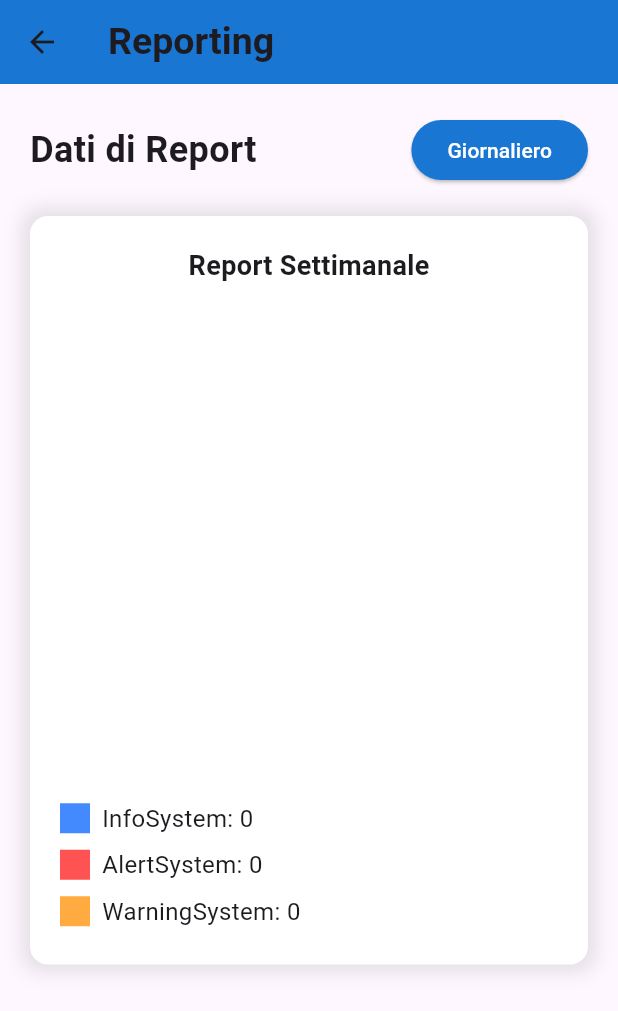
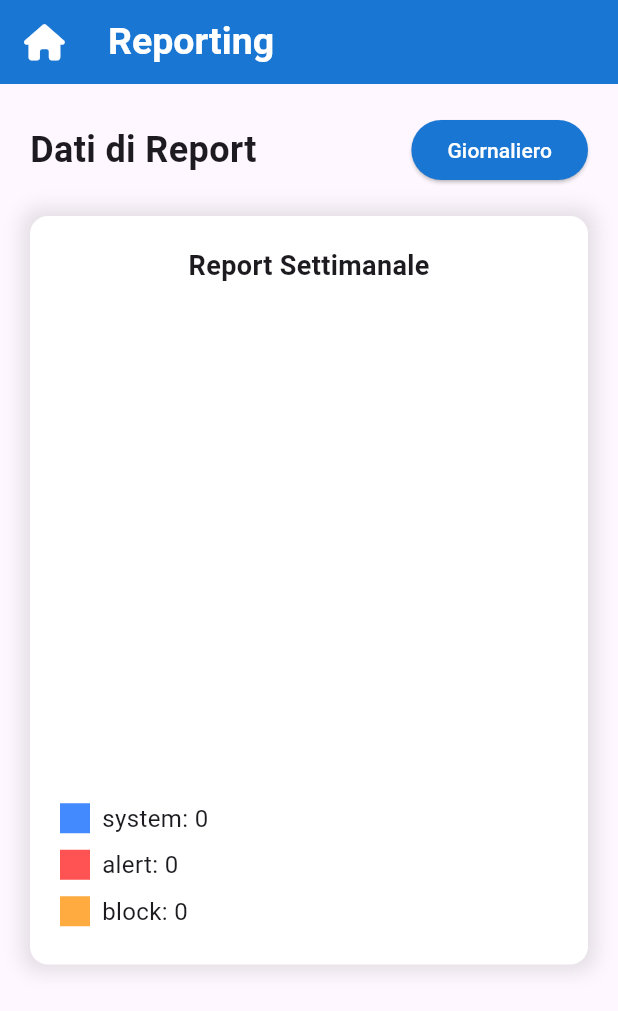
Before and after one commit to DefNet-Enterprise-Mobile-Application/EMAD2024-25-_DefNet-Front-End, a Flutter app: the ReportScreen screen opened directly with empty values, after a tap on "Settimanale", on a phone screen of 412 x 824 dp. Shown: the top 1011 px of the screen. Run offline on Flutter 3.47's test engine with Material 3 defaults, Android fonts, the phone set to English and light mode, and no system bars; drawn by our look-alikes of fl_chart; our stand-ins replace curved_navigation_bar, flutter_dotenv, flutter_secure_storage, flutter_svg, font_awesome_flutter, get_it and 5 more; missing offline and left inert: network_info_plus, ping_discover_network_forked, wifi_iot; accounts and stored records are empty; network calls fail.

Commit message:
update screens
- update view of QR Code Wifi
- Add Style for Logo and icons inserted in
- Add Style for Reporting and icons inserted in

```diff
--- a/lib/screens/Home/wifi_qr_screen.dart
+++ b/lib/screens/Home/wifi_qr_screen.dart
@@ -84,12 +84,14 @@ class _WifiQRScreenState extends State<WifiQRScreen> {
           style: TextStyle(
             fontWeight: FontWeight.bold,
             fontSize: 24,
+            color: Colors.white
           ),
         ),
         backgroundColor: Colors.blue.shade700,
         leading: IconButton(
           icon: const Icon(
             FontAwesomeIcons.house, // Usa l'icona di FontAwesome
+            color: Colors.white,
           ),
           onPressed: () {
             // Torna alla pagina precedente senza creare una nuova istanza
--- a/lib/screens/Report/report_screen.dart
+++ b/lib/screens/Report/report_screen.dart
@@ -1,5 +1,7 @@
 import 'package:flutter/material.dart';
 import 'package:fl_chart/fl_chart.dart';
+import 'package:font_awesome_flutter/font_awesome_flutter.dart';
+import 'package:intl/intl.dart'; // Per formattare la data
 import 'package:http/http.dart' as http;
 import 'dart:convert';
 
@@ -13,8 +15,9 @@ class ReportScreen extends StatefulWidget {
 
 class _ReportScreenState extends State<ReportScreen> {
   bool isDailyReport = true;
+  bool _isLoading = false;
   List<dynamic> notifications = [];
-  Map<String, int> reportData = {'InfoSystem': 0, 'AlertSystem': 0, 'WarningSystem': 0};
+  Map<String, int> reportData = {'system': 0, 'alert': 0, 'block': 0};
 
   @override
   void initState() {
@@ -23,30 +26,63 @@ class _ReportScreenState extends State<ReportScreen> {
   }
 
   Future<void> _fetchReports() async {
-    String backendUrl = 'http://192.168.1.5:8000/report/daily';
+    setState(() {
+      _isLoading = true; // Inizia il caricamento
+    });
+
+    // Generazione della data nel formato richiesto (YYYY-MM-DD)
+    String today = DateFormat('yyyy-MM-dd').format(DateTime.now());
+
+    // Se è settimanale, calcoliamo la data di 7 giorni fa
+    String sevenDaysAgo = DateFormat('yyyy-MM-dd')
+        .format(DateTime.now().subtract(const Duration(days: 7)));
+
+    String backendUrl = isDailyReport
+        ? 'http://10.71.71.1:8000/report/daily?date=$today'
+        : 'http://10.71.71.1:8000/report/weekly?start_date=$sevenDaysAgo&end_date=$today';
 
     try {
       final response = await http.get(Uri.parse(backendUrl));
 
-      print("Stato risposta: ${response.statusCode}");
-      print("Corpo risposta: ${response.body}");
-
       if (response.statusCode == 200) {
         final data = json.decode(response.body);
-        setState(() {
-          notifications = data['notifiche'] ?? [];
-          reportData = {
-            'InfoSystem': data['notifiche'].firstWhere((item) => item['tipo'] == 'InfoSystem')['count'] ?? 0,
-            'AlertSystem': data['notifiche'].firstWhere((item) => item['tipo'] == 'AlertSystem')['count'] ?? 0,
-            'WarningSystem': data['notifiche'].firstWhere((item) => item['tipo'] == 'WarningSystem')['count'] ?? 0,
-          };
-        });
+
+        if (data['notifiche'] is List) {
+          List<dynamic> notifiche = data['notifiche'];
+
+          setState(() {
+            notifications = notifiche;
+
+            // Estrazione dei conteggi in modo sicuro
+            reportData = {
+              'system': notifiche.firstWhere(
+                (item) => item['tipo'] == 'system',
+                orElse: () => {'count': 0},
+              )['count'],
+              'alert': notifiche.firstWhere(
+                (item) => item['tipo'] == 'alert',
+                orElse: () => {'count': 0},
+              )['count'],
+              'block': notifiche.firstWhere(
+                (item) => item['tipo'] == 'block',
+                orElse: () => {'count': 0},
+              )['count'],
+            };
+          });
+        } else {
+          print("Formato JSON non valido");
+        }
       } else {
-        print("Errore nella richiesta: ${response.statusCode}");
+        print(
+            "Errore nella richiesta: ${response.statusCode} - ${response.body}");
       }
     } catch (e) {
       print("Errore di connessione: $e");
     }
+
+    setState(() {
+      _isLoading = false; // Termina il caricamento
+    });
   }
 
   @override
@@ -54,10 +90,20 @@ class _ReportScreenState extends State<ReportScreen> {
     return Scaffold(
       appBar: AppBar(
         title: const Text(
-          'Reporting',
-          style: TextStyle(fontWeight: FontWeight.bold, fontSize: 25),
+          "Reporting",
+          style: TextStyle(fontWeight: FontWeight.bold, fontSize: 25, color: Colors.white),
         ),
         backgroundColor: Colors.blue.shade700,
+        leading: IconButton(
+          icon: const Icon(
+            FontAwesomeIcons.house, // Usa l'icona di FontAwesome
+            color: Colors.white,
+          ),
+          onPressed: () {
+            // Torna alla pagina precedente senza creare una nuova istanza
+            Navigator.pop(context);
+          },
+        ),
       ),
       body: SingleChildScrollView(
         child: Padding(
@@ -72,11 +118,11 @@ class _ReportScreenState extends State<ReportScreen> {
                     style: TextStyle(fontSize: 24, fontWeight: FontWeight.bold),
                   ),
                   ElevatedButton(
-                    onPressed: () {
+                    onPressed: () async {
                       setState(() {
                         isDailyReport = !isDailyReport;
                       });
-                      _fetchReports();
+                      await _fetchReports();
                     },
                     style: ElevatedButton.styleFrom(
                       backgroundColor: Colors.blue.shade700,
@@ -92,7 +138,27 @@ class _ReportScreenState extends State<ReportScreen> {
                 ],
               ),
               const SizedBox(height: 20),
-              _buildGraphSection(),
+
+              // Mostra il caricamento durante la richiesta dei dati
+              _isLoading
+                  ? Padding(
+                      padding: const EdgeInsets.symmetric(vertical: 50),
+                      child: Column(
+                        children: [
+                          const CircularProgressIndicator(
+                            color: Colors.blue,
+                            strokeWidth: 5.0,
+                          ),
+                          const SizedBox(height: 20),
+                          Text(
+                            "Caricamento dei report...",
+                            style: TextStyle(
+                                fontSize: 18, color: Colors.blue.shade700),
+                          ),
+                        ],
+                      ),
+                    )
+                  : _buildGraphSection(), // Mostra il grafico solo se i dati sono caricati
             ],
           ),
         ),
@@ -117,22 +183,31 @@ class _ReportScreenState extends State<ReportScreen> {
               PieChartData(
                 sections: [
                   PieChartSectionData(
-                    value: reportData['InfoSystem']!.toDouble(),
-                    color: Colors.blueAccent,
+                    value: reportData['system']!.toDouble(),
+                    color: Colors.greenAccent,
                     radius: 60,
-                    titleStyle: const TextStyle(fontSize: 14, fontWeight: FontWeight.bold,color: Colors.blueAccent),
+                    titleStyle: const TextStyle(
+                        fontSize: 14,
+                        fontWeight: FontWeight.bold,
+                        color: Colors.blueAccent),
                   ),
                   PieChartSectionData(
-                    value: reportData['AlertSystem']!.toDouble(),
+                    value: reportData['alert']!.toDouble(),
+                    color: Colors.orangeAccent,
+                    radius: 60,
+                    titleStyle: const TextStyle(
+                        fontSize: 14,
+                        fontWeight: FontWeight.bold,
+                        color: Colors.redAccent),
+                  ),
+                  PieChartSectionData(
+                    value: reportData['block']!.toDouble(),
                     color: Colors.redAccent,
                     radius: 60,
-                    titleStyle: const TextStyle(fontSize: 14, fontWeight: FontWeight.bold, color: Colors.redAccent),
-                  ),
-                  PieChartSectionData(
-                    value: reportData['WarningSystem']!.toDouble(),
-                    color: Colors.orangeAccent,
-                    radius: 60,
-                    titleStyle: const TextStyle(fontSize: 14, fontWeight: FontWeight.bold, color: Colors.orangeAccent),
+                    titleStyle: const TextStyle(
+                        fontSize: 14,
+                        fontWeight: FontWeight.bold,
+                        color: Colors.orangeAccent),
                   ),
                 ],
                 centerSpaceRadius: 40,
@@ -151,9 +226,12 @@ class _ReportScreenState extends State<ReportScreen> {
   Widget _buildLegend() {
     return Column(
       children: [
-        _buildLegendItem(Colors.blueAccent, 'InfoSystem', reportData['InfoSystem']!.toString()),
-        _buildLegendItem(Colors.redAccent, 'AlertSystem', reportData['AlertSystem']!.toString()),
-        _buildLegendItem(Colors.orangeAccent, 'WarningSystem', reportData['WarningSystem']!.toString()),
+        _buildLegendItem(
+            Colors.blueAccent, 'system', reportData['system']!.toString()),
+        _buildLegendItem(
+            Colors.redAccent, 'alert', reportData['alert']!.toString()),
+        _buildLegendItem(
+            Colors.orangeAccent, 'block', reportData['block']!.toString()),
       ],
     );
   }
--- a/lib/screens/Wifi_Settings/wifi_settings_screen.dart
+++ b/lib/screens/Wifi_Settings/wifi_settings_screen.dart
@@ -259,18 +259,22 @@ class _WifiSettingsScreenState extends State<WifiSettingsScreen> {
 
   @override
   Widget build(BuildContext context) {
+    double screenWidth = MediaQuery.of(context).size.width;
+  double screenHeight = MediaQuery.of(context).size.height;
+
+
     final inputDecoration = InputDecoration(
       labelStyle: const TextStyle(color: Colors.blue),
       border: OutlineInputBorder(
-        borderRadius: BorderRadius.circular(10),
+        borderRadius: BorderRadius.circular(8),
         borderSide: const BorderSide(color: Colors.blue),
       ),
       enabledBorder: OutlineInputBorder(
-        borderRadius: BorderRadius.circular(10),
+        borderRadius: BorderRadius.circular(8),
         borderSide: const BorderSide(color: Colors.blue),
       ),
       focusedBorder: OutlineInputBorder(
-        borderRadius: BorderRadius.circular(10),
+        borderRadius: BorderRadius.circular(8),
         borderSide: const BorderSide(color: Colors.blue, width: 2),
       ),
     );
@@ -286,10 +290,10 @@ class _WifiSettingsScreenState extends State<WifiSettingsScreen> {
                 children: [
                   Image.asset(
                     'lib/assets/icons/settingswifi.png',
-                    height: 60, // Ridurre l'immagine
+                    height: 45, // Ridurre l'immagine
                     fit: BoxFit.contain,
                   ),
-                  const SizedBox(width: 10),
+                  const SizedBox(width: 5),
                   Text(
                     'Settings Wi-Fi',
                     style: Theme.of(context).textTheme.headlineMedium?.copyWith(
--- a/pubspec.yaml
+++ b/pubspec.yaml
@@ -63,6 +63,7 @@ dependencies:
   shared_preferences: ^2.0.18
   qr_code_scanner_plus: ^2.0.9+1
   fl_chart: ^0.66.0
+  intl: ^0.20.2
 
 dev_dependencies:
   flutter_test:
```
Also changed, not shown: pubspec.lock.
